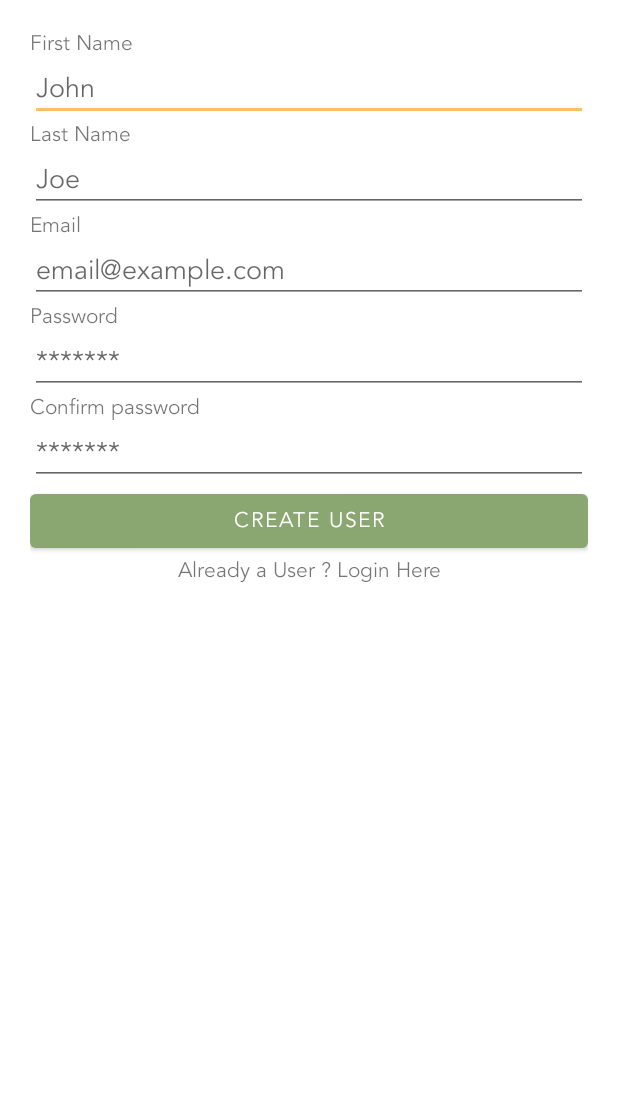
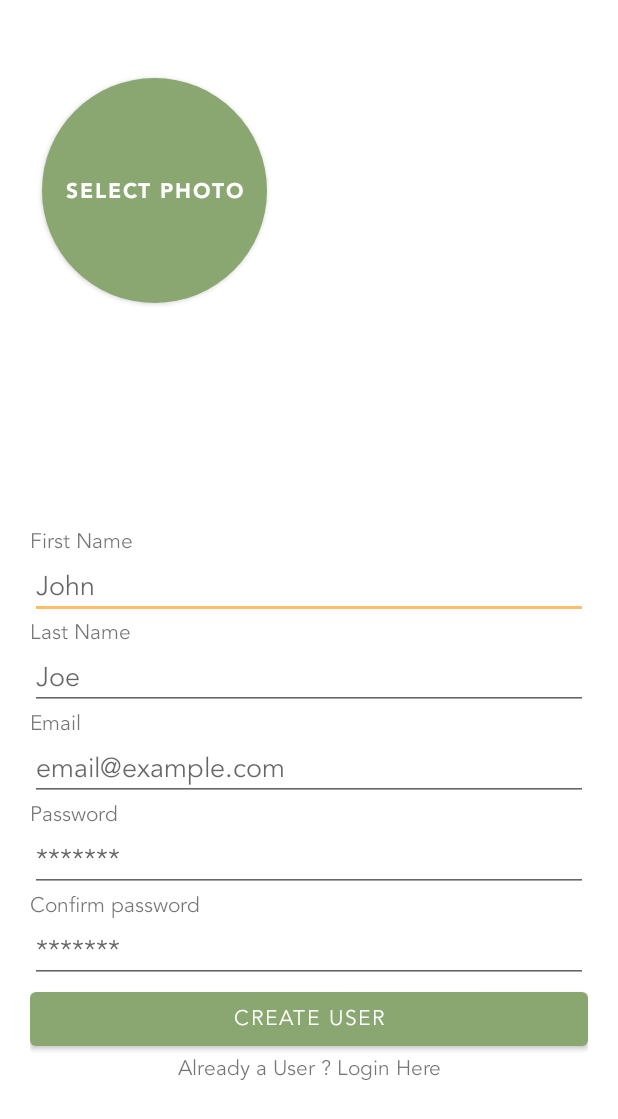
Before and after one commit to ganzorig/MeditationApp, an Android app: the LoginAddUser screen opened directly, with no data from a screen before it, on a phone screen of 412 x 824 dp. Shown: the top 1119 px of the screen. Run offline under Robolectric (Android 15) with nearby library versions, the light colour scheme and no system bars; our stand-ins replace CircleImageView, Firebase (no records; nobody signed in at launch, a user with empty details on screens opened directly).

Commit message:
completed Sign up and login part closed #10

```diff
--- a/app/build.gradle
+++ b/app/build.gradle
@@ -57,5 +57,11 @@ dependencies {
     implementation 'com.squareup.picasso:picasso:2.71828'
     implementation platform('com.google.firebase:firebase-bom:28.2.1')
     implementation 'com.android.support:multidex:1.0.3'
+
+    implementation 'com.google.firebase:firebase-storage:16.0.1'
+    implementation 'com.google.firebase:firebase-database:16.0.1'
+    implementation 'com.google.firebase:firebase-core:16.0.0'
+    implementation 'com.google.firebase:firebase-auth:16.0.2'
+
     implementation 'de.hdodenhof:circleimageview:3.1.0'
 }
--- /dev/null
+++ b/app/src/main/res/drawable/rounded_select_photo_button.xml
@@ -0,0 +1,7 @@
+<?xml version="1.0" encoding="utf-8"?>
+<shape xmlns:android="http://schemas.android.com/apk/res/android">
+
+    <solid android:color="@android:color/holo_green_dark"/>
+    <corners android:radius="75dp"/>
+
+</shape>
--- a/app/src/main/res/layout/activity_login_add_user.xml
+++ b/app/src/main/res/layout/activity_login_add_user.xml
@@ -15,6 +15,31 @@
         app:layout_constraintEnd_toEndOf="parent"
         app:layout_constraintStart_toStartOf="parent"
         app:layout_constraintTop_toTopOf="parent">
+
+        <Button
+            android:id="@+id/selectphoto_button_register"
+            android:layout_width="150dp"
+            android:layout_height="150dp"
+            android:layout_marginEnd="8dp"
+            android:layout_marginLeft="8dp"
+            android:layout_marginRight="8dp"
+            android:layout_marginStart="8dp"
+            android:layout_marginTop="32dp"
+            android:background="@drawable/rounded_select_photo_button"
+            android:text="Select Photo"
+            android:textColor="@android:color/white"
+            android:textStyle="bold"
+            app:layout_constraintEnd_toEndOf="parent"
+            app:layout_constraintStart_toStartOf="parent"
+            app:layout_constraintTop_toTopOf="parent" />
+
+        <de.hdodenhof.circleimageview.CircleImageView
+            android:id="@+id/selectphoto_imageview_register"
+            app:civ_border_width="4dp"
+            android:layout_width="150dp"
+            android:layout_height="150dp"
+            />
+
 
         <TextView
             android:id="@+id/lbl_firstname"
```
Also changed, not shown: app/src/main/java/com/miu/meditationapp/LoginAddUser.kt (+109 -0 lines), app/src/main/res/drawable/rounded_button.xml (added, +7 -0 lines), app/src/main/res/drawable/rounded_edittext_register_login.xml (added, +7 -0 lines).
